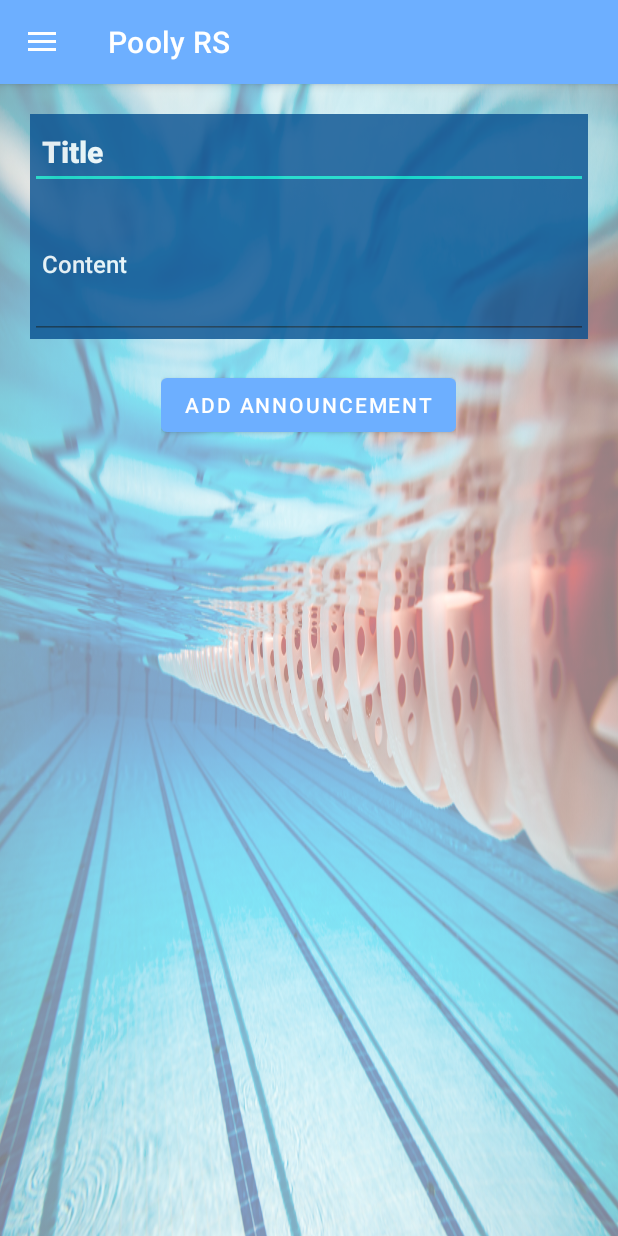
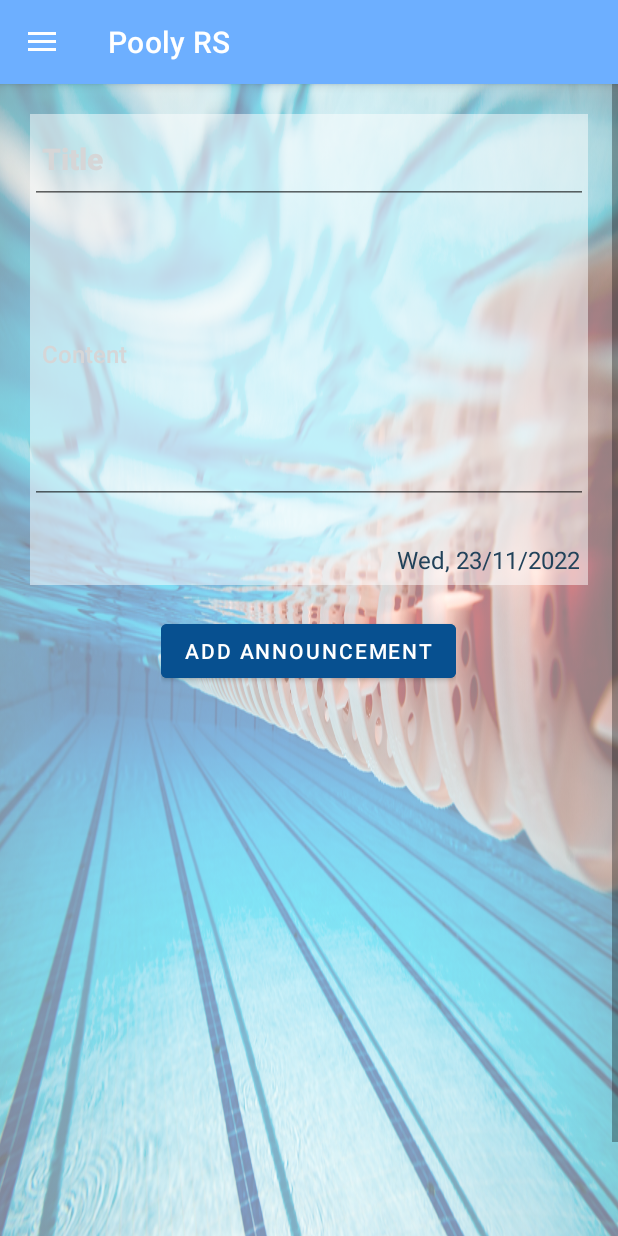
Before and after one commit to CrazyJoey4/SwimmingPoolReservationSystem, an Android app: the fragment EditAnnouncementFragment placed in its activity, after a tap on "ADD ANNOUNCEMENT", on a phone screen of 412 x 824 dp. Run offline under Robolectric (Android 15) with nearby library versions, the phone set to English and light mode, and no system bars; our stand-ins replace Firebase (no records; nobody signed in at launch, a user with empty details on screens opened directly); libraries missing offline, so code that uses them is left out: com.denzcoskun.imageslider; 8 statements that could not run were skipped.

Commit message:
Update edit announcement fragment

```diff
--- a/SwimmingPool_RS/app/src/main/java/com/example/swimmingpool_rs/DBHandler.java
+++ b/SwimmingPool_RS/app/src/main/java/com/example/swimmingpool_rs/DBHandler.java
@@ -42,6 +42,18 @@ public class DBHandler extends SQLiteOpenHelper {
 
     // below variable is for our password column.
     private static final String User_gender = "User_gender";
+
+    // below variable is for our password column.
+    private static final String AnnouncementId = "AnnouncementId";
+
+    // below variable is for our password column.
+    private static final String Title = "Title";
+
+    // below variable is for our password column.
+    private static final String Content = "Content";
+
+    // below variable is for our password column.
+    private static final String Date = "Date";
 
     // creating a constructor for our database handler.
     public DBHandler(Context context) {
@@ -151,8 +163,10 @@ public class DBHandler extends SQLiteOpenHelper {
     public void addAnnouncement(String title, String content) {
         SQLiteDatabase db = getWritableDatabase();
         ContentValues values = new ContentValues();
-        values.put("Title", title);
-        values.put("Content", content);
+
+        values.put(Title, title);
+        values.put(Content, content);
+
         db.insert("announcement", null, values);
         db.close();
     }
@@ -187,10 +201,11 @@ public class DBHandler extends SQLiteOpenHelper {
         }
     }
 
-    public void updateAnnouncement(int id, String title, String content) {
+    public void updateAnnouncement(int id, String title, String content, String date) {
         ContentValues values = new ContentValues();
         values.put("Title", title);
         values.put("Content", content);
+        values.put("Date", date);
 
         try {
             SQLiteDatabase db = getWritableDatabase();
--- a/SwimmingPool_RS/app/src/main/java/com/example/swimmingpool_rs/EditAnnouncementFragment.java
+++ b/SwimmingPool_RS/app/src/main/java/com/example/swimmingpool_rs/EditAnnouncementFragment.java
@@ -7,18 +7,27 @@ import android.view.ViewGroup;
 import android.widget.Button;
 import android.widget.EditText;
 import android.widget.TextView;
+import android.widget.Toast;
 
 import androidx.annotation.NonNull;
 import androidx.annotation.Nullable;
 import androidx.fragment.app.Fragment;
+import androidx.fragment.app.FragmentTransaction;
+
+import java.text.SimpleDateFormat;
+import java.util.Calendar;
 
 public class EditAnnouncementFragment extends Fragment {
 
     private DBHandler dbHandler;
     private EditText aTitle;
     private EditText aContent;
-    private EditText aDate;
     private Button btnAddAnn;
+
+    private Calendar calendar;
+    private SimpleDateFormat dateFormat;
+    private String aDate;
+    private TextView showDate;
 
     @Nullable
     @Override
@@ -32,13 +41,31 @@ public class EditAnnouncementFragment extends Fragment {
 
         aTitle = view.findViewById(R.id.annTitle);
         aContent = view.findViewById(R.id.annContent);
-        aDate = view.findViewById(R.id.annDate);
         btnAddAnn = view.findViewById(R.id.btnAddAnn);
+        showDate = view.findViewById(R.id.dateShow);
+
+        calendar = Calendar.getInstance();
+        dateFormat = new SimpleDateFormat("EEE, dd/MM/yyyy");
+        aDate = dateFormat.format(calendar.getTime());
+        showDate.setText(aDate);
+
+        dbHandler = new DBHandler(getActivity());
 
         btnAddAnn.setOnClickListener(new View.OnClickListener() {
             @Override
             public void onClick(View v) {
-                dbHandler.addAnnouncement(aTitle.getText().toString(), aContent.getText().toString());
+
+                //get input data from user
+                String titleTxt = aTitle.getText().toString();
+                String contentTxt = aContent.getText().toString();
+
+                dbHandler.addAnnouncement(titleTxt, contentTxt);
+                Toast.makeText(getActivity(), "Success!", Toast.LENGTH_SHORT).show();
+
+                FragmentTransaction fragmentTransaction = getActivity()
+                        .getSupportFragmentManager().beginTransaction();
+                fragmentTransaction.replace(R.id.fragment_container, new EditAnnouncementFragment());
+                fragmentTransaction.commit();
             }
         });
     }
--- a/SwimmingPool_RS/app/src/main/res/layout/fragment_editann.xml
+++ b/SwimmingPool_RS/app/src/main/res/layout/fragment_editann.xml
@@ -19,30 +19,39 @@
             android:layout_width="match_parent"
             android:layout_height="wrap_content"
             android:layout_margin="20dp"
-            android:alpha="0.8"
-            android:background="@color/annblue"
+            android:background="#80FFFFFF"
             android:orientation="vertical">
 
             <EditText
                 android:id="@+id/annTitle"
                 android:layout_width="match_parent"
-                android:layout_height="50dp"
+                android:layout_height="60dp"
                 android:fontFamily="sans-serif-medium"
                 android:hint="Title"
                 android:padding="8dp"
-                android:textColorHint="@color/white"
+                android:textColorHint="@color/grey_font"
                 android:textSize="20sp"
                 android:textStyle="bold" />
 
             <EditText
                 android:id="@+id/annContent"
                 android:layout_width="match_parent"
-                android:layout_height="100dp"
+                android:layout_height="200dp"
                 android:fontFamily="sans-serif-medium"
                 android:hint="Content"
                 android:padding="8dp"
-                android:textColorHint="@color/white"
+                android:textColorHint="@color/grey_font"
                 android:textSize="16sp" />
+
+            <TextView
+                android:id="@+id/dateShow"
+                android:layout_width="match_parent"
+                android:layout_height="wrap_content"
+                android:layout_marginTop="20dp"
+                android:padding="6dp"
+                android:gravity="right"
+                android:textColor="@color/blue"
+                android:textSize="16dp"/>
 
         </LinearLayout>
 
@@ -56,6 +65,7 @@
                 android:id="@+id/btnAddAnn"
                 android:layout_width="match_parent"
                 android:layout_height="wrap_content"
+                android:backgroundTint="@color/annblue"
                 android:text="Add Announcement" />
 
         </LinearLayout>
```
Also changed, not shown: 9 other files.
